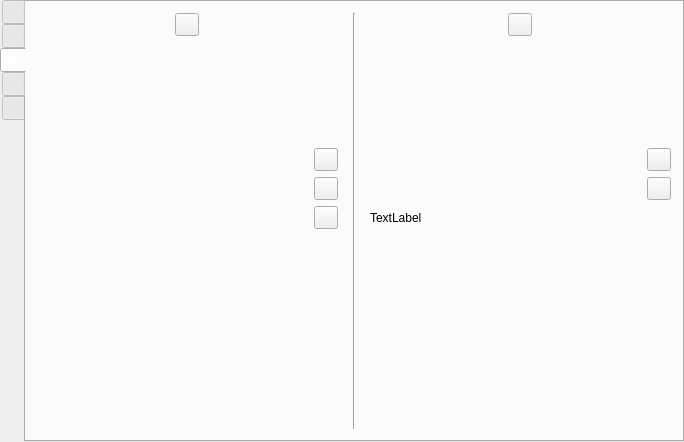
First picture: the form in src/formMainWindow.ui, repository vkohaupt/vokoscreenNG, before the edit.
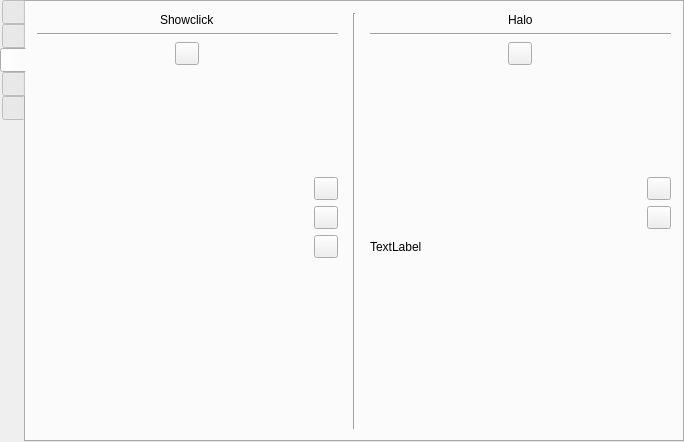
Second picture: the form after the edit. Icons and pictures are not drawn.

Commit message: Naming Showclick and Halo added

Diff of the .ui file:
```diff
--- a/src/formMainWindow.ui
+++ b/src/formMainWindow.ui
@@ -2718,8 +2718,93 @@
        <layout class="QHBoxLayout" name="horizontalLayout_40">
         <item>
          <layout class="QGridLayout" name="gridLayoutShowClick">
-          <item row="5" column="3">
-           <widget class="QToolButton" name="toolButtonShowclickOpacityDefault">
+          <item row="7" column="0" colspan="3">
+           <layout class="QHBoxLayout" name="horizontalLayout_32">
+            <item alignment="Qt::AlignLeft|Qt::AlignVCenter">
+             <widget class="QLabel" name="label_27">
+              <property name="sizePolicy">
+               <sizepolicy hsizetype="Minimum" vsizetype="Preferred">
+                <horstretch>0</horstretch>
+                <verstretch>0</verstretch>
+               </sizepolicy>
+              </property>
+              <property name="maximumSize">
+               <size>
+                <width>34</width>
+                <height>13</height>
+               </size>
+              </property>
+              <property name="text">
+               <string notr="true"/>
+              </property>
+              <property name="pixmap">
+               <pixmap resource="screencast.qrc">:/pictures/showClick/transparenz.png</pixmap>
+              </property>
+              <property name="scaledContents">
+               <bool>true</bool>
+              </property>
+             </widget>
+            </item>
+            <item>
+             <layout class="QHBoxLayout" name="horizontalLayoutOpacity"/>
+            </item>
+           </layout>
+          </item>
+          <item row="8" column="5" colspan="3">
+           <layout class="QHBoxLayout" name="horizontalLayout_47">
+            <item>
+             <widget class="QLabel" name="label_32">
+              <property name="text">
+               <string>TextLabel</string>
+              </property>
+             </widget>
+            </item>
+            <item>
+             <layout class="QHBoxLayout" name="horizontalLayoutHaloHole"/>
+            </item>
+           </layout>
+          </item>
+          <item row="0" column="0" colspan="4" alignment="Qt::AlignHCenter">
+           <widget class="QLabel" name="label_33">
+            <property name="text">
+             <string notr="true">Showclick</string>
+            </property>
+           </widget>
+          </item>
+          <item row="7" column="5" colspan="3">
+           <layout class="QHBoxLayout" name="horizontalLayout_43">
+            <item alignment="Qt::AlignLeft">
+             <widget class="QLabel" name="label_31">
+              <property name="sizePolicy">
+               <sizepolicy hsizetype="Minimum" vsizetype="Preferred">
+                <horstretch>0</horstretch>
+                <verstretch>0</verstretch>
+               </sizepolicy>
+              </property>
+              <property name="maximumSize">
+               <size>
+                <width>34</width>
+                <height>13</height>
+               </size>
+              </property>
+              <property name="text">
+               <string notr="true"/>
+              </property>
+              <property name="pixmap">
+               <pixmap resource="screencast.qrc">:/pictures/showClick/transparenz.png</pixmap>
+              </property>
+              <property name="scaledContents">
+               <bool>true</bool>
+              </property>
+             </widget>
+            </item>
+            <item>
+             <layout class="QHBoxLayout" name="horizontalLayoutHaloOpacity"/>
+            </item>
+           </layout>
+          </item>
+          <item row="6" column="8">
+           <widget class="QToolButton" name="toolButtonHaloDiameterDefault">
             <property name="text">
              <string notr="true"/>
             </property>
@@ -2729,40 +2814,7 @@
             </property>
            </widget>
           </item>
-          <item row="3" column="5" colspan="4">
-           <widget class="QFrame" name="frame_2">
-            <property name="sizePolicy">
-             <sizepolicy hsizetype="Preferred" vsizetype="Fixed">
-              <horstretch>0</horstretch>
-              <verstretch>0</verstretch>
-             </sizepolicy>
-            </property>
-            <property name="minimumSize">
-             <size>
-              <width>0</width>
-              <height>100</height>
-             </size>
-            </property>
-            <layout class="QHBoxLayout" name="horizontalLayout_61">
-             <property name="spacing">
-              <number>0</number>
-             </property>
-             <property name="leftMargin">
-              <number>1</number>
-             </property>
-             <property name="topMargin">
-              <number>0</number>
-             </property>
-             <property name="rightMargin">
-              <number>0</number>
-             </property>
-             <property name="bottomMargin">
-              <number>0</number>
-             </property>
-            </layout>
-           </widget>
-          </item>
-          <item row="0" column="5" rowspan="3" colspan="4">
+          <item row="2" column="5" rowspan="3" colspan="4">
            <layout class="QGridLayout" name="gridLayout_halo_color_pushButton">
             <item row="3" column="3">
              <layout class="QHBoxLayout" name="horizontalLayout_halo_darkGray"/>
@@ -2825,7 +2877,7 @@
             </item>
            </layout>
           </item>
-          <item row="6" column="3">
+          <item row="8" column="3">
            <widget class="QToolButton" name="toolButtonShowclickTimeDefault">
             <property name="text">
              <string notr="true"/>
@@ -2836,26 +2888,56 @@
             </property>
            </widget>
           </item>
-          <item row="6" column="0" colspan="3">
-           <layout class="QHBoxLayout" name="horizontalLayout_5">
-            <item alignment="Qt::AlignLeft|Qt::AlignVCenter">
-             <widget class="QLabel" name="label_26">
+          <item row="5" column="0" colspan="4">
+           <widget class="QFrame" name="frame_3">
+            <property name="sizePolicy">
+             <sizepolicy hsizetype="Preferred" vsizetype="Fixed">
+              <horstretch>0</horstretch>
+              <verstretch>0</verstretch>
+             </sizepolicy>
+            </property>
+            <property name="minimumSize">
+             <size>
+              <width>0</width>
+              <height>100</height>
+             </size>
+            </property>
+            <property name="frameShape">
+             <enum>QFrame::NoFrame</enum>
+            </property>
+            <layout class="QHBoxLayout" name="horizontalLayout_38">
+             <property name="spacing">
+              <number>0</number>
+             </property>
+             <property name="leftMargin">
+              <number>1</number>
+             </property>
+             <property name="topMargin">
+              <number>0</number>
+             </property>
+             <property name="rightMargin">
+              <number>0</number>
+             </property>
+             <property name="bottomMargin">
+              <number>0</number>
+             </property>
+            </layout>
+           </widget>
+          </item>
+          <item row="6" column="5" colspan="3">
+           <layout class="QHBoxLayout" name="horizontalLayout_41">
+            <item alignment="Qt::AlignLeft">
+             <widget class="QLabel" name="label_30">
               <property name="sizePolicy">
                <sizepolicy hsizetype="Minimum" vsizetype="Preferred">
                 <horstretch>0</horstretch>
                 <verstretch>0</verstretch>
                </sizepolicy>
               </property>
-              <property name="minimumSize">
-               <size>
-                <width>34</width>
-                <height>0</height>
-               </size>
-              </property>
               <property name="maximumSize">
                <size>
                 <width>34</width>
-                <height>34</height>
+                <height>13</height>
                </size>
               </property>
               <property name="text">
@@ -2874,42 +2956,7 @@
             </item>
            </layout>
           </item>
-          <item row="4" column="8">
-           <widget class="QToolButton" name="toolButtonHaloDiameterDefault">
-            <property name="text">
-             <string notr="true"/>
-            </property>
-            <property name="icon">
-             <iconset resource="screencast.qrc">
-              <normaloff>:/pictures/screencast/undo.png</normaloff>:/pictures/screencast/undo.png</iconset>
-            </property>
-           </widget>
-          </item>
-          <item row="0" column="4" rowspan="9">
-           <widget class="Line" name="line_4">
-            <property name="minimumSize">
-             <size>
-              <width>20</width>
-              <height>0</height>
-             </size>
-            </property>
-            <property name="orientation">
-             <enum>Qt::Vertical</enum>
-            </property>
-           </widget>
-          </item>
-          <item row="5" column="8">
-           <widget class="QToolButton" name="toolButtonHaloOpacityDefault">
-            <property name="text">
-             <string notr="true"/>
-            </property>
-            <property name="icon">
-             <iconset resource="screencast.qrc">
-              <normaloff>:/pictures/screencast/undo.png</normaloff>:/pictures/screencast/undo.png</iconset>
-            </property>
-           </widget>
-          </item>
-          <item row="0" column="0" rowspan="3" colspan="4">
+          <item row="2" column="0" rowspan="3" colspan="4">
            <layout class="QGridLayout" name="gridLayout_showclick_color_pushButton">
             <item row="0" column="3">
              <layout class="QHBoxLayout" name="horizontalLayout_showclick_darkRed"/>
@@ -2972,52 +3019,37 @@
             </item>
            </layout>
           </item>
-          <item row="5" column="5" colspan="3">
-           <layout class="QHBoxLayout" name="horizontalLayout_43">
-            <item alignment="Qt::AlignLeft">
-             <widget class="QLabel" name="label_31">
-              <property name="sizePolicy">
-               <sizepolicy hsizetype="Minimum" vsizetype="Preferred">
-                <horstretch>0</horstretch>
-                <verstretch>0</verstretch>
-               </sizepolicy>
-              </property>
-              <property name="maximumSize">
-               <size>
-                <width>34</width>
-                <height>13</height>
-               </size>
-              </property>
-              <property name="text">
-               <string notr="true"/>
-              </property>
-              <property name="pixmap">
-               <pixmap resource="screencast.qrc">:/pictures/showClick/transparenz.png</pixmap>
-              </property>
-              <property name="scaledContents">
-               <bool>true</bool>
-              </property>
-             </widget>
-            </item>
-            <item>
-             <layout class="QHBoxLayout" name="horizontalLayoutHaloOpacity"/>
-            </item>
-           </layout>
+          <item row="7" column="8">
+           <widget class="QToolButton" name="toolButtonHaloOpacityDefault">
+            <property name="text">
+             <string notr="true"/>
+            </property>
+            <property name="icon">
+             <iconset resource="screencast.qrc">
+              <normaloff>:/pictures/screencast/undo.png</normaloff>:/pictures/screencast/undo.png</iconset>
+            </property>
+           </widget>
           </item>
-          <item row="5" column="0" colspan="3">
-           <layout class="QHBoxLayout" name="horizontalLayout_32">
+          <item row="8" column="0" colspan="3">
+           <layout class="QHBoxLayout" name="horizontalLayout_5">
             <item alignment="Qt::AlignLeft|Qt::AlignVCenter">
-             <widget class="QLabel" name="label_27">
+             <widget class="QLabel" name="label_26">
               <property name="sizePolicy">
                <sizepolicy hsizetype="Minimum" vsizetype="Preferred">
                 <horstretch>0</horstretch>
                 <verstretch>0</verstretch>
                </sizepolicy>
               </property>
+              <property name="minimumSize">
+               <size>
+                <width>34</width>
+                <height>0</height>
+               </size>
+              </property>
               <property name="maximumSize">
                <size>
                 <width>34</width>
-                <height>13</height>
+                <height>34</height>
                </size>
               </property>
               <property name="text">
@@ -3066,8 +3098,8 @@
             </item>
            </layout>
           </item>
-          <item row="4" column="3">
-           <widget class="QToolButton" name="toolButtonShowclickDiameterDefault">
+          <item row="7" column="3">
+           <widget class="QToolButton" name="toolButtonShowclickOpacityDefault">
             <property name="text">
              <string notr="true"/>
             </property>
@@ -3077,124 +3109,7 @@
             </property>
            </widget>
           </item>
-          <item row="4" column="0" colspan="3">
-           <layout class="QHBoxLayout" name="horizontalLayout_39">
-            <item alignment="Qt::AlignLeft|Qt::AlignVCenter">
-             <widget class="QLabel" name="label_28">
-              <property name="sizePolicy">
-               <sizepolicy hsizetype="Minimum" vsizetype="Preferred">
-                <horstretch>0</horstretch>
-                <verstretch>0</verstretch>
-               </sizepolicy>
-              </property>
-              <property name="maximumSize">
-               <size>
-                <width>34</width>
-                <height>13</height>
-               </size>
-              </property>
-              <property name="text">
-               <string notr="true"/>
-              </property>
-              <property name="pixmap">
-               <pixmap resource="screencast.qrc">:/pictures/showClick/cursor.png</pixmap>
-              </property>
-              <property name="scaledContents">
-               <bool>true</bool>
-              </property>
-              <property name="alignment">
-               <set>Qt::AlignLeading|Qt::AlignLeft|Qt::AlignVCenter</set>
-              </property>
-             </widget>
-            </item>
-            <item>
-             <layout class="QHBoxLayout" name="horizontalLayoutCircle"/>
-            </item>
-           </layout>
-          </item>
-          <item row="4" column="5" colspan="3">
-           <layout class="QHBoxLayout" name="horizontalLayout_41">
-            <item alignment="Qt::AlignLeft">
-             <widget class="QLabel" name="label_30">
-              <property name="sizePolicy">
-               <sizepolicy hsizetype="Minimum" vsizetype="Preferred">
-                <horstretch>0</horstretch>
-                <verstretch>0</verstretch>
-               </sizepolicy>
-              </property>
-              <property name="maximumSize">
-               <size>
-                <width>34</width>
-                <height>13</height>
-               </size>
-              </property>
-              <property name="text">
-               <string notr="true"/>
-              </property>
-              <property name="pixmap">
-               <pixmap resource="screencast.qrc">:/pictures/showClick/cursor.png</pixmap>
-              </property>
-              <property name="scaledContents">
-               <bool>true</bool>
-              </property>
-             </widget>
-            </item>
-            <item>
-             <layout class="QHBoxLayout" name="horizontalLayoutDiameter"/>
-            </item>
-           </layout>
-          </item>
-          <item row="6" column="5" colspan="3">
-           <layout class="QHBoxLayout" name="horizontalLayout_47">
-            <item>
-             <widget class="QLabel" name="label_32">
-              <property name="text">
-               <string>TextLabel</string>
-              </property>
-             </widget>
-            </item>
-            <item>
-             <layout class="QHBoxLayout" name="horizontalLayoutHaloHole"/>
-            </item>
-           </layout>
-          </item>
-          <item row="3" column="0" colspan="4">
-           <widget class="QFrame" name="frame_3">
-            <property name="sizePolicy">
-             <sizepolicy hsizetype="Preferred" vsizetype="Fixed">
-              <horstretch>0</horstretch>
-              <verstretch>0</verstretch>
-             </sizepolicy>
-            </property>
-            <property name="minimumSize">
-             <size>
-              <width>0</width>
-              <height>100</height>
-             </size>
-            </property>
-            <property name="frameShape">
-             <enum>QFrame::NoFrame</enum>
-            </property>
-            <layout class="QHBoxLayout" name="horizontalLayout_38">
-             <property name="spacing">
-              <number>0</number>
-             </property>
-             <property name="leftMargin">
-              <number>1</number>
-             </property>
-             <property name="topMargin">
-              <number>0</number>
-             </property>
-             <property name="rightMargin">
-              <number>0</number>
-             </property>
-             <property name="bottomMargin">
-              <number>0</number>
-             </property>
-            </layout>
-           </widget>
-          </item>
-          <item row="8" column="0" colspan="3">
+          <item row="10" column="0" colspan="3">
            <layout class="QHBoxLayout" name="horizontalLayout_15">
             <item>
              <spacer name="horizontalSpacer_11">
@@ -3224,7 +3139,25 @@
             </item>
            </layout>
           </item>
-          <item row="7" column="0">
+          <item row="6" column="3">
+           <widget class="QToolButton" name="toolButtonShowclickDiameterDefault">
+            <property name="text">
+             <string notr="true"/>
+            </property>
+            <property name="icon">
+             <iconset resource="screencast.qrc">
+              <normaloff>:/pictures/screencast/undo.png</normaloff>:/pictures/screencast/undo.png</iconset>
+            </property>
+           </widget>
+          </item>
+          <item row="0" column="5" colspan="4" alignment="Qt::AlignHCenter">
+           <widget class="QLabel" name="label_34">
+            <property name="text">
+             <string notr="true">Halo</string>
+            </property>
+           </widget>
+          </item>
+          <item row="9" column="0">
            <spacer name="verticalSpacer_7">
             <property name="orientation">
              <enum>Qt::Vertical</enum>
@@ -3237,6 +3170,101 @@
             </property>
            </spacer>
           </item>
+          <item row="0" column="4" rowspan="11">
+           <widget class="Line" name="line_4">
+            <property name="minimumSize">
+             <size>
+              <width>20</width>
+              <height>0</height>
+             </size>
+            </property>
+            <property name="orientation">
+             <enum>Qt::Vertical</enum>
+            </property>
+           </widget>
+          </item>
+          <item row="6" column="0" colspan="3">
+           <layout class="QHBoxLayout" name="horizontalLayout_39">
+            <item alignment="Qt::AlignLeft|Qt::AlignVCenter">
+             <widget class="QLabel" name="label_28">
+              <property name="sizePolicy">
+               <sizepolicy hsizetype="Minimum" vsizetype="Preferred">
+                <horstretch>0</horstretch>
+                <verstretch>0</verstretch>
+               </sizepolicy>
+              </property>
+              <property name="maximumSize">
+               <size>
+                <width>34</width>
+                <height>13</height>
+               </size>
+              </property>
+              <property name="text">
+               <string notr="true"/>
+              </property>
+              <property name="pixmap">
+               <pixmap resource="screencast.qrc">:/pictures/showClick/cursor.png</pixmap>
+              </property>
+              <property name="scaledContents">
+               <bool>true</bool>
+              </property>
+              <property name="alignment">
+               <set>Qt::AlignLeading|Qt::AlignLeft|Qt::AlignVCenter</set>
+              </property>
+             </widget>
+            </item>
+            <item>
+             <layout class="QHBoxLayout" name="horizontalLayoutCircle"/>
+            </item>
+           </layout>
+          </item>
+          <item row="5" column="5" colspan="4">
+           <widget class="QFrame" name="frame_2">
+            <property name="sizePolicy">
+             <sizepolicy hsizetype="Preferred" vsizetype="Fixed">
+              <horstretch>0</horstretch>
+              <verstretch>0</verstretch>
+             </sizepolicy>
+            </property>
+            <property name="minimumSize">
+             <size>
+              <width>0</width>
+              <height>100</height>
+             </size>
+            </property>
+            <layout class="QHBoxLayout" name="horizontalLayout_61">
+             <property name="spacing">
+              <number>0</number>
+             </property>
+             <property name="leftMargin">
+              <number>1</number>
+             </property>
+             <property name="topMargin">
+              <number>0</number>
+             </property>
+             <property name="rightMargin">
+              <number>0</number>
+             </property>
+             <property name="bottomMargin">
+              <number>0</number>
+             </property>
+            </layout>
+           </widget>
+          </item>
+          <item row="1" column="0" colspan="4">
+           <widget class="Line" name="line_6">
+            <property name="orientation">
+             <enum>Qt::Horizontal</enum>
+            </property>
+           </widget>
+          </item>
+          <item row="1" column="5" colspan="4">
+           <widget class="Line" name="line_8">
+            <property name="orientation">
+             <enum>Qt::Horizontal</enum>
+            </property>
+           </widget>
+          </item>
          </layout>
         </item>
        </layout>
```
Left out of the diff: 10 changed lines with no effect on the pictures.
